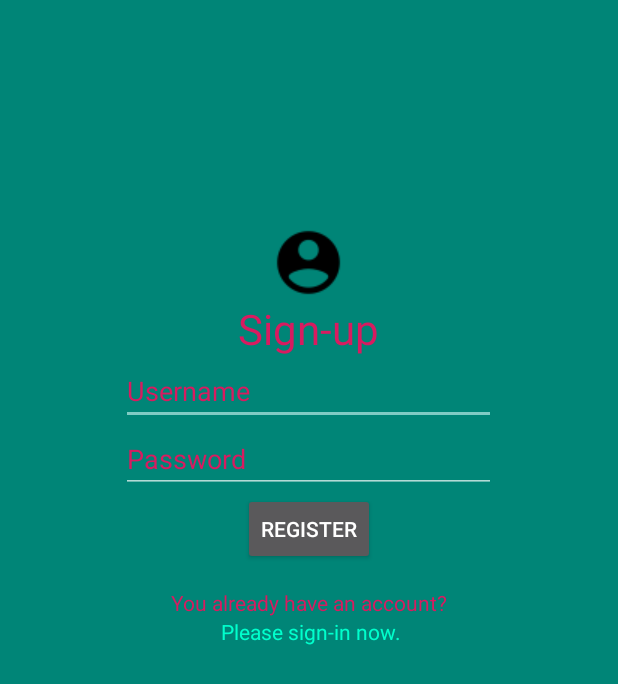
After one commit to TeamQuickSilver/GetMyDriverCard, an Android app: the RegisterActivity screen opened directly, with no data from a screen before it, on a phone screen of 412 x 824 dp. The commit adds this screen. Shown: the top 684 px of the screen. Run offline under Robolectric (Android 15) with nearby library versions, the phone set to English and light mode, and no system bars; our stand-ins replace ButterKnife, Dagger/Hilt's generated code.

Commit message:
RegisterActivity
Added RegisterActivity and RegisterFragment

```diff
--- a/GetMyDriverCardAndroid/app/src/main/AndroidManifest.xml
+++ b/GetMyDriverCardAndroid/app/src/main/AndroidManifest.xml
@@ -10,7 +10,6 @@
         android:roundIcon="@mipmap/ic_launcher_round"
         android:supportsRtl="true"
         android:theme="@style/Theme.AppCompat.NoActionBar">
-
         <activity
             android:name=".views.users.login.LoginActivity"
             android:label="@string/app_name">
@@ -20,6 +19,7 @@
                 <category android:name="android.intent.category.LAUNCHER" />
             </intent-filter>
         </activity>
+        <activity android:name=".views.users.register.RegisterActivity"></activity>
     </application>
 
 </manifest>
--- a/GetMyDriverCardAndroid/app/src/main/java/com/quicksilver/getmydrivercard/diconfig/ActivityBindingModule.java
+++ b/GetMyDriverCardAndroid/app/src/main/java/com/quicksilver/getmydrivercard/diconfig/ActivityBindingModule.java
@@ -1,6 +1,7 @@
 package com.quicksilver.getmydrivercard.diconfig;
 
 import com.quicksilver.getmydrivercard.views.users.login.LoginActivity;
+import com.quicksilver.getmydrivercard.views.users.register.RegisterActivity;
 
 import dagger.Module;
 import dagger.android.ContributesAndroidInjector;
@@ -11,4 +12,8 @@ public abstract class ActivityBindingModule {
     @ActivityScoped
     @ContributesAndroidInjector(modules = LoginModule.class)
     abstract LoginActivity loginActivity();
+
+    @ActivityScoped
+    @ContributesAndroidInjector(modules = RegisterModule.class)
+    abstract RegisterActivity registerActivity();
 }
--- /dev/null
+++ b/GetMyDriverCardAndroid/app/src/main/java/com/quicksilver/getmydrivercard/diconfig/RegisterModule.java
@@ -0,0 +1,21 @@
+package com.quicksilver.getmydrivercard.diconfig;
+
+import com.quicksilver.getmydrivercard.views.users.login.LoginFragment;
+import com.quicksilver.getmydrivercard.views.users.register.RegisterContracts;
+import com.quicksilver.getmydrivercard.views.users.register.RegisterFragment;
+import com.quicksilver.getmydrivercard.views.users.register.RegisterPresenter;
+
+import dagger.Binds;
+import dagger.Module;
+import dagger.android.ContributesAndroidInjector;
+
+@Module
+public abstract class RegisterModule {
+    @FragmentScoped
+    @ContributesAndroidInjector
+    abstract RegisterFragment userFragment();
+
+    @ActivityScoped
+    @Binds
+    abstract RegisterContracts.Presenter presenter(RegisterPresenter registerPresenter);
+}
--- a/GetMyDriverCardAndroid/app/src/main/java/com/quicksilver/getmydrivercard/models/User.java
+++ b/GetMyDriverCardAndroid/app/src/main/java/com/quicksilver/getmydrivercard/models/User.java
@@ -1,4 +1,5 @@
 package com.quicksilver.getmydrivercard.models;
 
 public class User {
+
 }
--- /dev/null
+++ b/GetMyDriverCardAndroid/app/src/main/java/com/quicksilver/getmydrivercard/views/users/register/RegisterActivity.java
@@ -0,0 +1,37 @@
+package com.quicksilver.getmydrivercard.views.users.register;
+
+import android.os.Bundle;
+
+import com.quicksilver.getmydrivercard.R;
+
+import javax.inject.Inject;
+
+import dagger.android.support.DaggerAppCompatActivity;
+
+public class RegisterActivity extends DaggerAppCompatActivity implements RegisterContracts.Navigator{
+
+    @Inject
+    RegisterContracts.Presenter mRegisterPresenter;
+
+    @Inject
+    RegisterFragment mRegisterFragment;
+
+    @Override
+    protected void onCreate(Bundle savedInstanceState) {
+        super.onCreate(savedInstanceState);
+        setContentView(R.layout.activity_register);
+
+        mRegisterFragment.setPresenter(mRegisterPresenter);
+        mRegisterFragment.setNavigator(this);
+
+        getSupportFragmentManager()
+                .beginTransaction()
+                .replace(R.id.content, mRegisterFragment)
+                .commit();
+    }
+
+    @Override
+    public void navigate() {
+
+    }
+}
--- a/GetMyDriverCardAndroid/app/src/main/java/com/quicksilver/getmydrivercard/views/users/register/RegisterContracts.java
+++ b/GetMyDriverCardAndroid/app/src/main/java/com/quicksilver/getmydrivercard/views/users/register/RegisterContracts.java
@@ -7,9 +7,11 @@ public interface RegisterContracts {
     interface View {
         void setPresenter(Presenter presenter);
 
+        void navigateToHome();
+
         void showError(Throwable error);
 
-        void setNavigator(LoginContracts.Navigator navigator);
+        void setNavigator(RegisterContracts.Navigator navigator);
     }
 
     interface Presenter {
@@ -18,7 +20,7 @@ public interface RegisterContracts {
         void register(User user);
     }
 
-    interface Navigate {
+    interface Navigator {
         void navigate();
     }
 }
--- a/GetMyDriverCardAndroid/app/src/main/java/com/quicksilver/getmydrivercard/views/users/register/RegisterFragment.java
+++ b/GetMyDriverCardAndroid/app/src/main/java/com/quicksilver/getmydrivercard/views/users/register/RegisterFragment.java
@@ -1,29 +1,93 @@
 package com.quicksilver.getmydrivercard.views.users.register;
 
 
+import android.content.Intent;
 import android.os.Bundle;
-import android.app.Fragment;
+import android.support.v4.app.Fragment;
 import android.view.LayoutInflater;
 import android.view.View;
 import android.view.ViewGroup;
+import android.widget.Button;
+import android.widget.EditText;
+import android.widget.TextView;
+import android.widget.Toast;
 
 import com.quicksilver.getmydrivercard.R;
+import com.quicksilver.getmydrivercard.models.User;
+import com.quicksilver.getmydrivercard.views.users.login.LoginActivity;
+
+import javax.inject.Inject;
+
+import butterknife.BindView;
+import butterknife.ButterKnife;
+import butterknife.OnClick;
 
 /**
  * A simple {@link Fragment} subclass.
  */
 
-public class RegisterFragment extends Fragment {
+public class RegisterFragment extends Fragment implements RegisterContracts.View {
+    private RegisterContracts.Presenter mPresenter;
 
+    @BindView(R.id.tv_go_to_login_form)
+    TextView mGoToLoginForm;
+
+    @BindView(R.id.btn_register)
+    Button mRegisterButton;
+
+    @BindView(R.id.et_username)
+    EditText mEditTextUsername;
+
+    @BindView(R.id.et_password)
+    EditText mEditTextPassword;
+    private RegisterContracts.Navigator mNavigator;
+
+    @Inject
     public RegisterFragment() {
         // Required empty public constructor
     }
+
 
     @Override
     public View onCreateView(LayoutInflater inflater, ViewGroup container,
                              Bundle savedInstanceState) {
         // Inflate the layout for this fragment
-        return inflater.inflate(R.layout.fragment_register, container, false);
+        View view =  inflater.inflate(R.layout.fragment_register, container, false);
+
+        ButterKnife.bind(this, view);
+
+        return view;
     }
 
+    @Override
+    public void onResume() {
+        super.onResume();
+        mPresenter.subscribe(this);
+    }
+
+    @Override
+    public void setPresenter(RegisterContracts.Presenter presenter) {
+        mPresenter = presenter;
+    }
+
+    @Override
+    public void navigateToHome() {
+        mNavigator.navigate();
+    }
+
+    @Override
+    public void showError(Throwable error) {
+        Toast.makeText(getContext(), error.getMessage(), Toast.LENGTH_SHORT).show();
+    }
+
+
+
+    @Override
+    public void setNavigator(RegisterContracts.Navigator navigator) {
+        mNavigator = navigator;
+    }
+
+    @OnClick({R.id.tv_go_to_login_form, R.id.btn_register})
+    public void onClick(View view) {
+    }
 }
--- a/GetMyDriverCardAndroid/app/src/main/java/com/quicksilver/getmydrivercard/views/users/register/RegisterPresenter.java
+++ b/GetMyDriverCardAndroid/app/src/main/java/com/quicksilver/getmydrivercard/views/users/register/RegisterPresenter.java
@@ -1,10 +1,20 @@
 package com.quicksilver.getmydrivercard.views.users.register;
+
 
 import com.quicksilver.getmydrivercard.models.User;
 
+import javax.inject.Inject;
+
+
 public class RegisterPresenter implements RegisterContracts.Presenter {
 
+
     private RegisterContracts.View mView;
+
+    @Inject
+    public RegisterPresenter() {
+
+    }
 
     @Override
     public void subscribe(RegisterContracts.View view) {
--- a/GetMyDriverCardAndroid/app/src/main/res/layout/activity_register.xml
+++ b/GetMyDriverCardAndroid/app/src/main/res/layout/activity_register.xml
@@ -6,4 +6,8 @@
     android:layout_height="match_parent"
     tools:context=".views.users.register.RegisterActivity">
 
+    <FrameLayout
+        android:id="@+id/content"
+        android:layout_width="match_parent"
+        android:layout_height="match_parent" />
 </android.support.constraint.ConstraintLayout>
--- a/GetMyDriverCardAndroid/app/src/main/res/layout/fragment_register.xml
+++ b/GetMyDriverCardAndroid/app/src/main/res/layout/fragment_register.xml
@@ -5,10 +5,80 @@
     android:layout_height="match_parent"
     tools:context=".views.users.register.RegisterFragment">
 
-    <!-- TODO: Update blank fragment layout -->
-    <TextView
+    <RelativeLayout
+        android:id="@+id/rl_register"
         android:layout_width="match_parent"
         android:layout_height="match_parent"
-        android:text="@string/hello_blank_fragment" />
+        android:background="@color/colorPrimary">
+
+        <ImageView
+            android:id="@+id/iv_register_icon"
+            android:src="@drawable/user"
+            android:layout_marginTop="150sp"
+            android:layout_centerHorizontal="true"
+            android:layout_width="350sp"
+            android:layout_height="wrap_content" />
+
+        <TextView
+            android:id="@+id/tv_sign_up"
+            style="@style/BigText"
+            android:layout_width="wrap_content"
+            android:layout_height="wrap_content"
+            android:text="Sign-up"
+            android:layout_centerHorizontal="true"
+            android:textColor="@color/colorAccent"
+            android:layout_below="@+id/iv_register_icon"/>
+
+        <EditText
+            android:id="@+id/et_username"
+            android:hint="Username"
+            android:textColorHint="@color/colorAccent"
+            android:layout_width="250sp"
+            android:layout_height="wrap_content"
+            android:layout_centerHorizontal="true"
+            android:layout_centerVertical="true"
+            android:textColor="@color/colorAccent"
+            android:layout_below="@id/tv_sign_up"/>
+
+        <EditText
+            android:id="@+id/et_password"
+            android:hint="Password"
+            android:textColorHint="@color/colorAccent"
+            android:layout_width="250sp"
+            android:layout_height="wrap_content"
+            android:layout_centerHorizontal="true"
+            android:textColor="@color/colorAccent"
+            android:layout_below="@id/et_username"/>
+
+        <Button
+            android:id="@+id/btn_register"
+            android:layout_width="wrap_content"
+            android:layout_height="wrap_content"
+            android:text="Register"
+            android:layout_centerHorizontal="true"
+            android:layout_below="@id/et_password"/>
+
+        <TextView
+            android:layout_marginTop="15sp"
+            android:id="@+id/tv_info_register"
+            android:text="You already have an account?"
+            android:textColor="@color/colorAccent"
+            android:layout_width="wrap_content"
+            android:layout_height="wrap_content"
+            android:layout_centerHorizontal="true"
+            android:layout_below="@id/btn_register"/>
+
+        <TextView
+            android:id="@+id/tv_go_to_login_form"
+            android:clickable="true"
+            android:text=" Please sign-in now."
+            android:textColor="#00ffcc"
+            android:layout_width="wrap_content"
+            android:layout_height="wrap_content"
+            android:layout_below="@id/tv_info_register"
+            android:layout_centerHorizontal="true"
+            android:focusable="true" />
+
+    </RelativeLayout>
 
 </FrameLayout>
```
